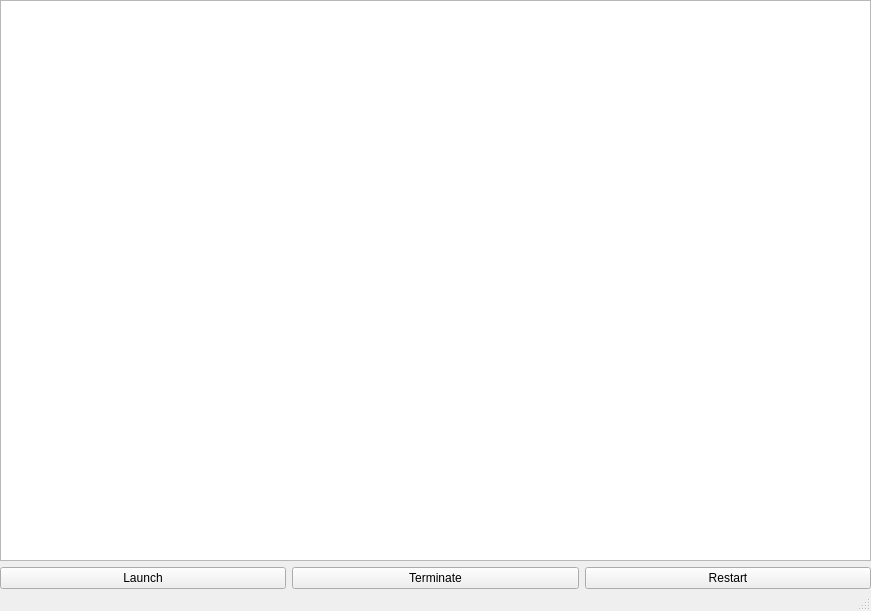
Old version of the form main.ui in the repository l4blee/nosok-bot_console.
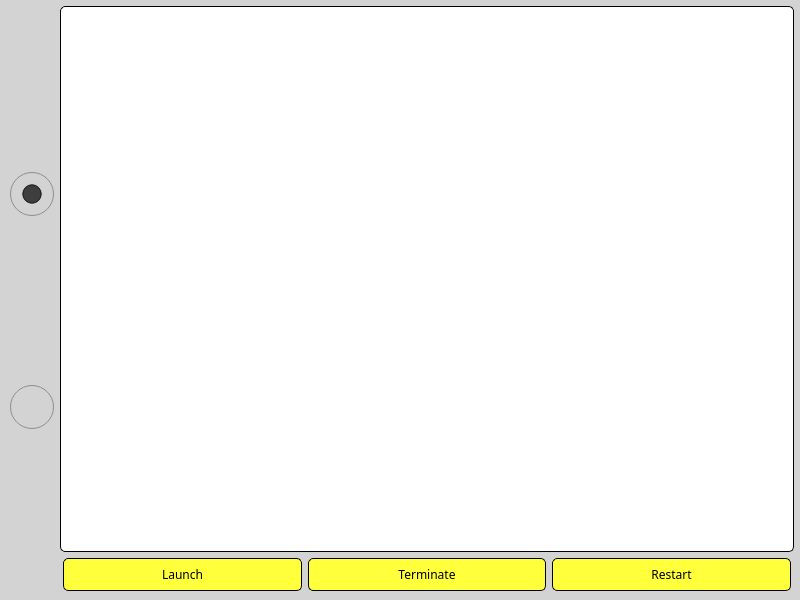
New version of the form. Icons and pictures are not drawn.

What changed in the file:
```diff
--- a/main.ui
+++ b/main.ui
@@ -6,14 +6,137 @@
    <rect>
     <x>0</x>
     <y>0</y>
-    <width>871</width>
-    <height>611</height>
+    <width>800</width>
+    <height>600</height>
    </rect>
   </property>
   <property name="windowTitle">
-   <string>nosok-bot console</string>
+   <string>nosok-bot console v1.0</string>
+  </property>
+  <property name="styleSheet">
+   <string notr="true">background-color: rgb(211, 211, 211);</string>
   </property>
   <widget class="QWidget" name="centralwidget">
+   <layout class="QHBoxLayout" name="horizontalLayout">
+    <property name="spacing">
+     <number>3</number>
+    </property>
+    <property name="leftMargin">
+     <number>6</number>
+    </property>
+    <property name="topMargin">
+     <number>6</number>
+    </property>
+    <property name="rightMargin">
+     <number>6</number>
+    </property>
+    <property name="bottomMargin">
+     <number>6</number>
+    </property>
+    <item>
+     <widget class="QWidget" name="navBar" native="true">
+      <property name="minimumSize">
+       <size>
+        <width>51</width>
+        <height>0</height>
+       </size>
+      </property>
+      <property name="maximumSize">
+       <size>
+        <width>51</width>
+        <height>16777215</height>
+       </size>
+      </property>
+      <property name="styleSheet">
+       <string notr="true">#QWidget {
+	padding: 0;
+	overflow: visible;
+}
+
+QRadioButton::indicator {
+    width: 45px;
+    height: 45px;
+}
+
+#home_2::indicator:checked {
+	image: url(:/navigation/home_checked);
+}
+
+#home_2::indicator:unchecked {
+	image: url(:/navigation/home_unchecked);
+}
+
+#logs_2::indicator:checked {
+	image: url(:/navigation/log_checked);
+}
+
+#logs_2::indicator:unchecked {
+	image: url(:/navigation/log_unchecked);
+}</string>
+      </property>
+      <layout class="QVBoxLayout" name="navigateBar_2">
+       <property name="leftMargin">
+        <number>3</number>
+       </property>
+       <property name="topMargin">
+        <number>3</number>
+       </property>
+       <property name="rightMargin">
+        <number>3</number>
+       </property>
+       <property name="bottomMargin">
+        <number>3</number>
+       </property>
+       <item>
+        <widget class="QRadioButton" name="home_2">
+         <property name="maximumSize">
+          <size>
+           <width>16777215</width>
+           <height>16777215</height>
+          </size>
+         </property>
+         <property name="styleSheet">
+          <string notr="true"/>
+         </property>
+         <property name="iconSize">
+          <size>
+           <width>32</width>
+           <height>32</height>
+          </size>
+         </property>
+         <property name="checked">
+          <bool>true</bool>
+         </property>
+        </widget>
+       </item>
+       <item>
+        <widget class="QRadioButton" name="logs_2">
+         <property name="maximumSize">
+          <size>
+           <width>16777215</width>
+           <height>16777215</height>
+          </size>
+         </property>
+         <property name="text">
+          <string/>
+         </property>
+         <property name="iconSize">
+          <size>
+           <width>32</width>
+           <height>32</height>
+          </size>
+         </property>
+        </widget>
+       </item>
+      </layout>
+     </widget>
+    </item>
+    <item>
+     <widget class="QStackedWidget" name="pages">
+      <property name="currentIndex">
+       <number>0</number>
+      </property>
+      <widget class="QWidget" name="homePage">
    <layout class="QGridLayout" name="gridLayout_2">
     <property name="leftMargin">
      <number>0</number>
@@ -28,21 +151,61 @@
      <number>0</number>
     </property>
     <property name="spacing">
-     <number>6</number>
-    </property>
-    <item row="0" column="0">
-     <layout class="QGridLayout" name="gridLayout">
+         <number>3</number>
+        </property>
       <item row="0" column="0">
        <widget class="QPlainTextEdit" name="logger">
+          <property name="styleSheet">
+           <string notr="true">border: 1px solid rgb(0, 0, 0);
+border-radius: 5px;
+background-color: white;</string>
+          </property>
         <property name="readOnly">
          <bool>true</bool>
         </property>
        </widget>
       </item>
       <item row="1" column="0">
+         <widget class="QWidget" name="controlBtns" native="true">
+          <property name="maximumSize">
+           <size>
+            <width>16777215</width>
+            <height>16777215</height>
+           </size>
+          </property>
+          <property name="styleSheet">
+           <string notr="true">QPushButton {
+	border: 1px solid black;
+	border-radius: 5px;
+	padding: 7px;
+	font-family: Montserrat;
+	font-size: 12px;
+	background-color: rgb(255, 255, 60);
+	color: black;
+}
+
+QPushButton:hover {
+	background-color: rgb(255, 200, 60)
+}</string>
+          </property>
        <layout class="QHBoxLayout" name="controlButtons">
+           <property name="leftMargin">
+            <number>3</number>
+           </property>
+           <property name="topMargin">
+            <number>3</number>
+           </property>
+           <property name="rightMargin">
+            <number>3</number>
+           </property>
+           <property name="bottomMargin">
+            <number>3</number>
+           </property>
         <item>
          <widget class="QPushButton" name="launch">
+             <property name="styleSheet">
+              <string notr="true">&lt;button class=&quot;control_button&quot;&gt;</string>
+             </property>
           <property name="text">
            <string>Launch</string>
           </property>
@@ -63,13 +226,39 @@
          </widget>
         </item>
        </layout>
-      </item>
-     </layout>
+         </widget>
+        </item>
+       </layout>
+      </widget>
+      <widget class="QWidget" name="logsPage">
+       <layout class="QGridLayout" name="gridLayout_5">
+        <property name="leftMargin">
+         <number>0</number>
+        </property>
+        <property name="topMargin">
+         <number>0</number>
+        </property>
+        <property name="rightMargin">
+         <number>0</number>
+        </property>
+        <property name="bottomMargin">
+         <number>0</number>
+        </property>
+        <property name="spacing">
+         <number>3</number>
+        </property>
+        <item row="0" column="0">
+         <layout class="QGridLayout" name="gridLayout_4"/>
     </item>
    </layout>
   </widget>
-  <widget class="QStatusBar" name="statusbar"/>
- </widget>
- <resources/>
+     </widget>
+    </item>
+   </layout>
+  </widget>
+ </widget>
+ <resources>
+  <include location="sources.qrc"/>
+ </resources>
  <connections/>
 </ui>
```
Lines whose indentation alone changed are shown as unchanged.
